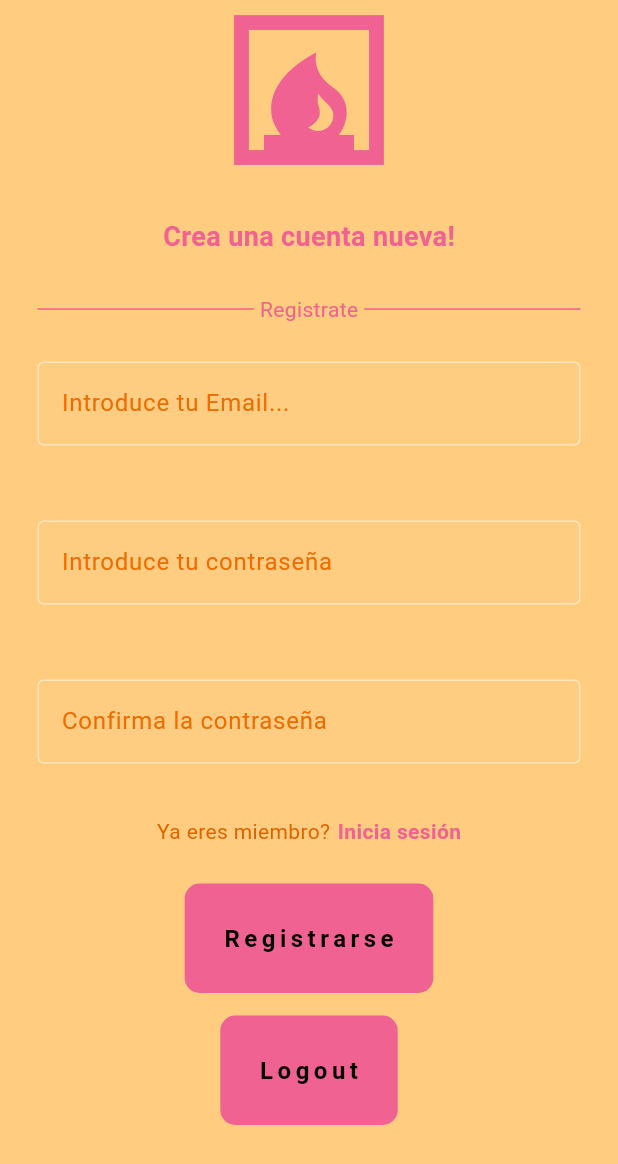
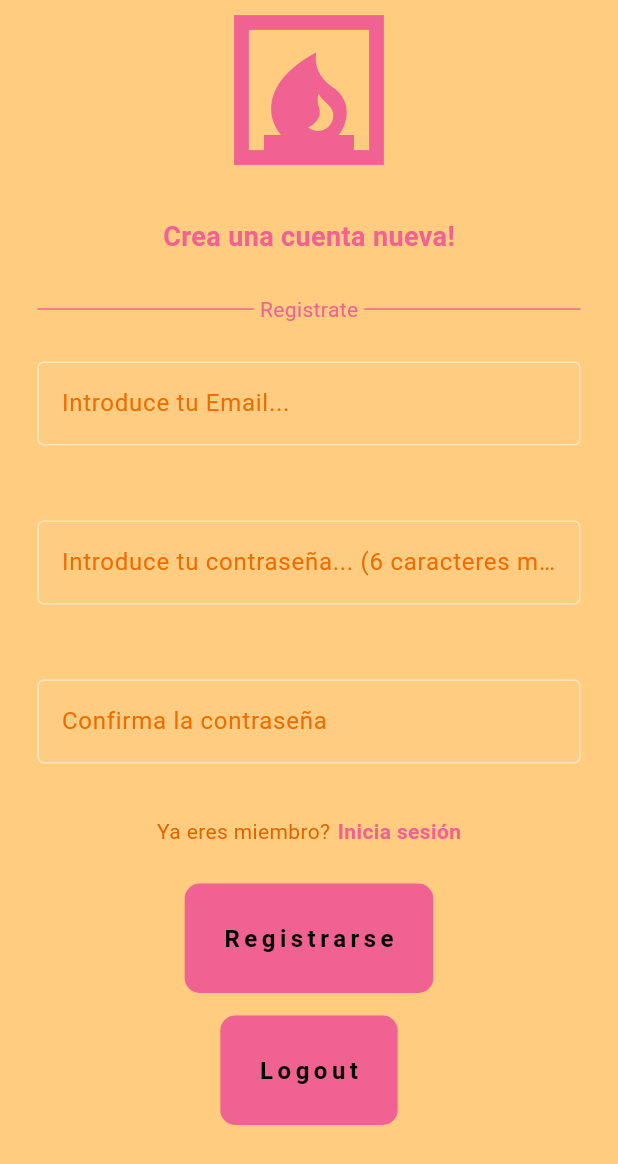
Before and after one commit to KilianGonzalez/ejemplo_firebase, a Flutter app: the screen it shows after launch, after a tap on "Registrarse", on a phone screen of 412 x 824 dp. Shown: the top 1164 px of the screen. Run offline on Flutter 3.47's test engine with Material 3 defaults, Android fonts, the phone set to English and light mode, and no system bars; our stand-ins replace cloud_firestore, firebase_auth, firebase_core; accounts and stored records are empty; generated files the repository leaves out were written again.

Commit message:
Registro con FireStore

```diff
--- a/lib/paginas/pagina_registro.dart
+++ b/lib/paginas/pagina_registro.dart
@@ -6,10 +6,28 @@ import 'package:flutter/material.dart';
 class PaginaRegistro extends StatelessWidget {
   const PaginaRegistro({super.key});
 
-  void Registro(){
-    final ServicioAuth servicioAuth = ServicioAuth();
+  void Registro(BuildContext context, String email, String password, String confPassword){
 
-    servicioAuth.registroConEmailyPassword("email1@email.com", "123456");
+    if(password.isEmpty || email.isEmpty){
+      return;
+    }
+
+    if(password != confPassword){
+      return;
+    }
+
+    if(password.length < 6){
+      return;
+    }
+
+    try {
+      ServicioAuth().registroConEmailyPassword(email, password);
+    } catch (e) {
+      showDialog(context: context, builder: (context) => AlertDialog(
+        title: const Text("Error"),
+        content: Text(e.toString()),
+      ));
+    }
   }
 
   @override
@@ -87,7 +105,7 @@ class PaginaRegistro extends StatelessWidget {
                 //TextField Email
                 TextFieldAuth(
                   controller: tecEmail,
-                  obscureText: true,
+                  obscureText: false,
                   hintText: "Introduce tu Email...",
                 ),
 
@@ -95,7 +113,7 @@ class PaginaRegistro extends StatelessWidget {
                 TextFieldAuth(
                   controller: tecPassword,
                   obscureText: true,
-                  hintText: "Introduce tu contraseña",
+                  hintText: "Introduce tu contraseña... (6 caracteres min.)",
                 ),
 
                 //TextField confirmar Password
@@ -139,7 +157,7 @@ class PaginaRegistro extends StatelessWidget {
                   padding: const EdgeInsets.all(15.0),
                   child: BotonAuth(
                     texto: "Registrarse",
-                    onTap: Registro
+                    onTap: () => Registro(context, tecEmail.text, tecPassword.text, tecConfPass.text),
                   ),
                 ),
 
--- a/pubspec.yaml
+++ b/pubspec.yaml
@@ -11,6 +11,7 @@ dependencies:
     sdk: flutter
   firebase_core: ^3.11.0
   firebase_auth: ^5.4.2
+  cloud_firestore: ^5.6.4
 
 dev_dependencies:
   flutter_test:
```
Also changed, not shown: lib/auth/servicio_auth.dart (+9 -1 lines), pubspec.lock, 3 other files.
